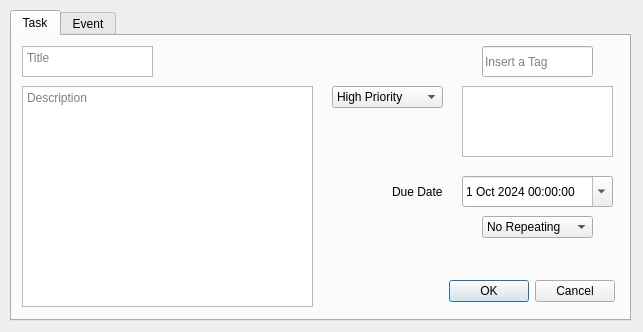
The window that App/AddWindow.ui (BadrGello/Task-Management-App) describes before a commit, drawn with Qt 5.
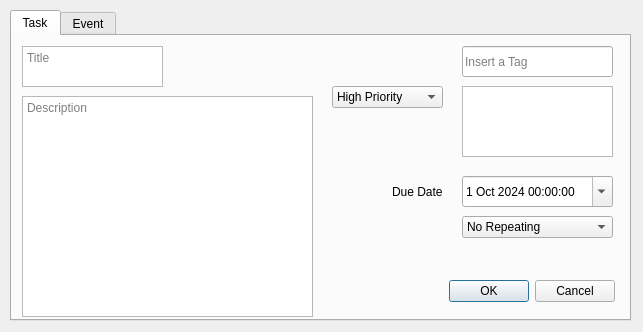
The same window after the commit.

Patch:
```diff
--- a/App/AddWindow.ui
+++ b/App/AddWindow.ui
@@ -100,8 +100,8 @@
       <rect>
        <x>10</x>
        <y>10</y>
-       <width>131</width>
-       <height>31</height>
+       <width>141</width>
+       <height>41</height>
       </rect>
      </property>
      <property name="placeholderText">
@@ -112,7 +112,7 @@
      <property name="geometry">
       <rect>
        <x>10</x>
-       <y>50</y>
+       <y>60</y>
        <width>291</width>
        <height>221</height>
       </rect>
@@ -137,9 +137,9 @@
     <widget class="QComboBox" name="TaskRepeat">
      <property name="geometry">
       <rect>
-       <x>470</x>
+       <x>450</x>
        <y>180</y>
-       <width>111</width>
+       <width>151</width>
        <height>22</height>
       </rect>
      </property>
@@ -226,9 +226,9 @@
     <widget class="QLineEdit" name="TaskTagInput">
      <property name="geometry">
       <rect>
-       <x>470</x>
+       <x>450</x>
        <y>10</y>
-       <width>111</width>
+       <width>151</width>
        <height>31</height>
       </rect>
      </property>
```
Left out of the diff: 37 changed lines with no effect on the pictures.
